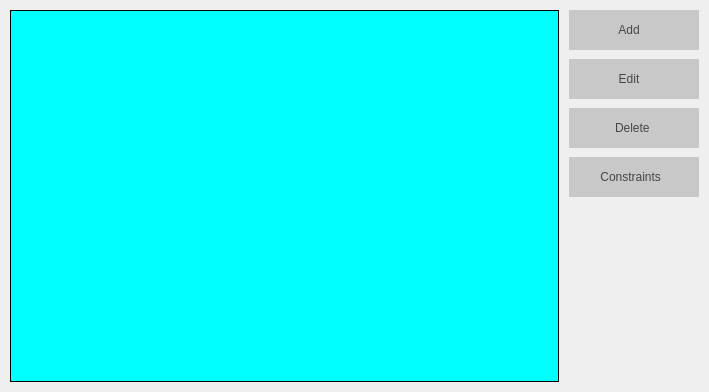
This is Orar/OrarApp/RoomView.ui in alexandrutm/UnivTimetable as Qt 5 draws it before an edit. The edited form follows.
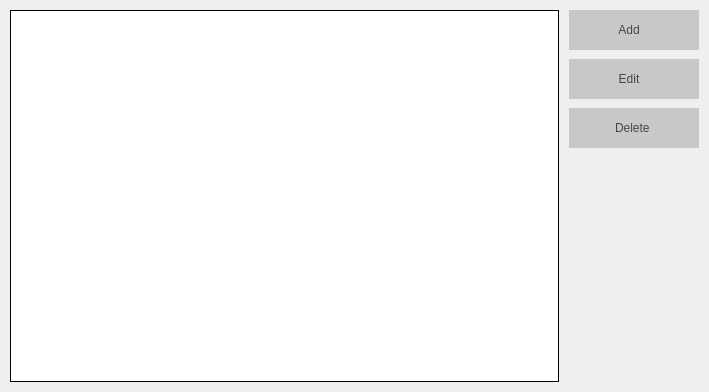
This is the edited form. Icons and pictures are not drawn.

The edit to the form file:
```diff
--- a/Orar/OrarApp/RoomView.ui
+++ b/Orar/OrarApp/RoomView.ui
@@ -35,7 +35,7 @@
    <item>
     <widget class="QTableView" name="mTable">
      <property name="styleSheet">
-      <string notr="true">background-color: rgb(0, 255, 255);
+      <string notr="true">
 border: 1px solid;</string>
      </property>
      <property name="frameShape">
@@ -207,44 +207,6 @@
           </property>
          </widget>
         </item>
-        <item>
-         <widget class="QPushButton" name="mConstraints">
-          <property name="minimumSize">
-           <size>
-            <width>0</width>
-            <height>40</height>
-           </size>
-          </property>
-          <property name="layoutDirection">
-           <enum>Qt::RightToLeft</enum>
-          </property>
-          <property name="styleSheet">
-           <string notr="true">QPushButton{
-	font: 75 14pt &quot;Times New Roman&quot;;
-	color: rgb(70, 70, 70);
-	background-color: rgb(200, 200, 200);
-	border: 0px solid;
-}
-
-QPushButton:hover {
-	background-color: rgb(231, 231, 231);
-}</string>
-          </property>
-          <property name="text">
-           <string>Constraints  </string>
-          </property>
-          <property name="icon">
-           <iconset resource="OrarApp.qrc">
-            <normaloff>:/Buttons/img/constr.png</normaloff>:/Buttons/img/constr.png</iconset>
-          </property>
-          <property name="iconSize">
-           <size>
-            <width>18</width>
-            <height>18</height>
-           </size>
-          </property>
-         </widget>
-        </item>
         <item>
          <spacer name="verticalSpacer">
           <property name="orientation">
```
